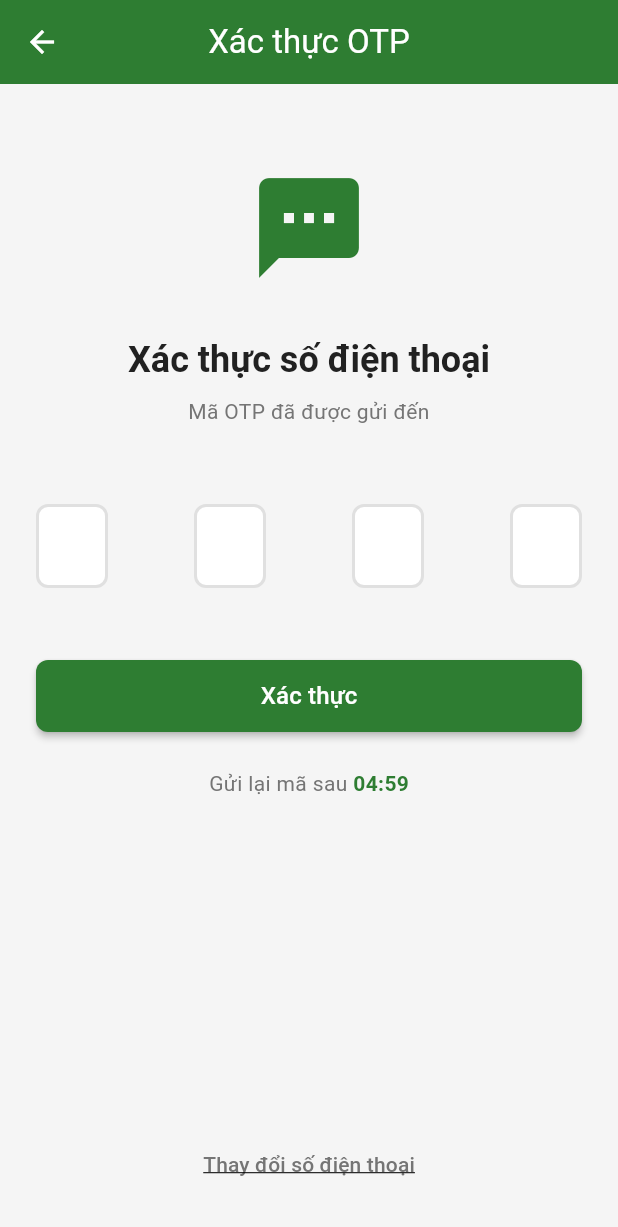
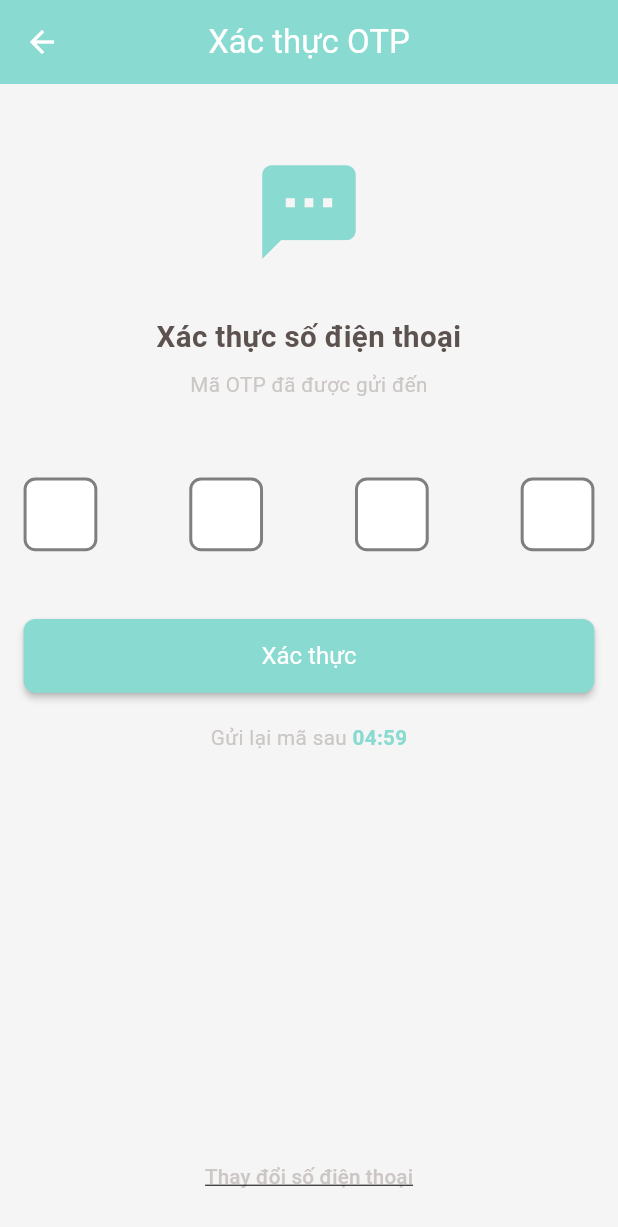
Before and after one commit to truongkien03/drive_app, a Flutter app: the OTPVerificationScreen screen opened directly with empty values, on a phone screen of 412 x 824 dp. Shown: the top 1227 px of the screen. Run offline on Flutter 3.47's test engine with Material 3 defaults, Android fonts, the light colour scheme and no system bars; drawn by our look-alikes of pin_code_fields; our stand-ins replace country_code_picker, firebase_core, firebase_database, firebase_messaging, firebase_storage, flutter_local_notifications and 6 more; missing offline and left inert: flutter_background_service, flutter_background_service_android; accounts and stored records are empty.

Commit message:
1111111111111

```diff
--- a/lib/screens/auth/otp_verification_screen.dart
+++ b/lib/screens/auth/otp_verification_screen.dart
@@ -3,7 +3,8 @@ import 'package:flutter/material.dart';
 import 'package:pin_code_fields/pin_code_fields.dart';
 import 'package:provider/provider.dart';
 import '../../providers/auth_provider.dart';
-import '../../utils/app_theme.dart';
+import '../../utils/app_color.dart';
+import '../../utils/dimension.dart';
 import '../../config/app_config.dart';
 import '../home/home_screen.dart';
 
@@ -99,9 +100,9 @@ class _OTPVerificationScreenState extends State<OTPVerificationScreen> {
     if (success) {
       _startTimer();
       ScaffoldMessenger.of(context).showSnackBar(
-        const SnackBar(
+        SnackBar(
           content: Text('Mã OTP đã được gửi lại'),
-          backgroundColor: AppColors.primary,
+          backgroundColor: AppColor.primary,
         ),
       );
     } else {
@@ -135,11 +136,12 @@ class _OTPVerificationScreenState extends State<OTPVerificationScreen> {
   Widget build(BuildContext context) {
     return Scaffold(
       appBar: AppBar(
+        backgroundColor: AppColor.primary,
         title: const Text('Xác thực OTP'),
       ),
       body: SafeArea(
         child: Padding(
-          padding: const EdgeInsets.all(24.0),
+          padding: EdgeInsets.all(Dimension.width16),
           child: Column(
             crossAxisAlignment: CrossAxisAlignment.stretch,
             children: [
@@ -148,17 +150,18 @@ class _OTPVerificationScreenState extends State<OTPVerificationScreen> {
               // Icon
               Icon(
                 Icons.sms,
-                size: 80,
-                color: AppColors.primary,
+                size: Dimension.icon48 * 1.6,
+                color: AppColor.primary,
               ),
 
               const SizedBox(height: 32),
 
               Text(
                 'Xác thực số điện thoại',
-                style: Theme.of(context).textTheme.headlineSmall?.copyWith(
+                style: TextStyle(
                   fontWeight: FontWeight.bold,
-                      color: AppColors.textPrimary,
+                  color: AppColor.textPrimary,
+                  fontSize: Dimension.font_size20,
                 ),
                 textAlign: TextAlign.center,
               ),
@@ -167,8 +170,9 @@ class _OTPVerificationScreenState extends State<OTPVerificationScreen> {
 
               Text(
                 'Mã OTP đã được gửi đến\n${widget.phoneNumber}',
-                style: Theme.of(context).textTheme.bodyMedium?.copyWith(
-                      color: AppColors.textSecondary,
+                style: TextStyle(
+                  color: AppColor.textColor,
+                  fontSize: Dimension.font_size14,
                 ),
                 textAlign: TextAlign.center,
               ),
@@ -184,15 +188,15 @@ class _OTPVerificationScreenState extends State<OTPVerificationScreen> {
                 animationType: AnimationType.fade,
                 pinTheme: PinTheme(
                   shape: PinCodeFieldShape.box,
-                  borderRadius: BorderRadius.circular(8),
-                  fieldHeight: 56,
-                  fieldWidth: 48,
+                  borderRadius: BorderRadius.circular(Dimension.radius8),
+                  fieldHeight: Dimension.height50,
+                  fieldWidth: Dimension.width50,
                   activeFillColor: Colors.white,
                   inactiveFillColor: Colors.white,
                   selectedFillColor: Colors.white,
-                  activeColor: AppColors.primary,
-                  inactiveColor: AppColors.border,
-                  selectedColor: AppColors.primary,
+                  activeColor: AppColor.primary,
+                  inactiveColor: AppColor.backgroundColor,
+                  selectedColor: AppColor.primary,
                 ),
                 enableActiveFill: true,
                 onCompleted: (value) {
@@ -203,16 +207,21 @@ class _OTPVerificationScreenState extends State<OTPVerificationScreen> {
                 },
               ),
 
-              const SizedBox(height: 32),
+              SizedBox(height: Dimension.height30),
 
               // Verify button
               Consumer<AuthProvider>(
                 builder: (context, authProvider, child) {
                   return SizedBox(
                     width: double.infinity,
-                    height: 48,
+                    height: Dimension.height50,
                     child: ElevatedButton(
                       onPressed: authProvider.isLoading ? null : _verifyOTP,
+                      style: ElevatedButton.styleFrom(
+                        backgroundColor: AppColor.primary,
+                        foregroundColor: Colors.white,
+                        textStyle: TextStyle(fontSize: 16),
+                      ),
                       child: authProvider.isLoading
                           ? const SizedBox(
                               height: 20,
@@ -225,14 +234,14 @@ class _OTPVerificationScreenState extends State<OTPVerificationScreen> {
                             )
                           : const Text(
                               'Xác thực',
-                              style: TextStyle(fontSize: 16),
+                              style: TextStyle(fontSize: 16, color: Colors.white),
                             ),
                     ),
                   );
                 },
               ),
 
-              const SizedBox(height: 24),
+              SizedBox(height: Dimension.height20),
 
               // Timer and resend
               Row(
@@ -241,22 +250,25 @@ class _OTPVerificationScreenState extends State<OTPVerificationScreen> {
                   if (!_canResend) ...[
                     Text(
                       'Gửi lại mã sau ',
-                      style: Theme.of(context).textTheme.bodyMedium?.copyWith(
-                            color: AppColors.textSecondary,
+                      style: TextStyle(
+                        color: AppColor.textColor,
+                        fontSize: Dimension.font_size14,
                       ),
                     ),
                     Text(
                       _formatTime(_secondsRemaining),
-                      style: Theme.of(context).textTheme.bodyMedium?.copyWith(
-                            color: AppColors.primary,
+                      style: TextStyle(
+                        color: AppColor.primary,
                         fontWeight: FontWeight.bold,
+                        fontSize: Dimension.font_size14,
                       ),
                     ),
                   ] else ...[
                     Text(
                       'Không nhận được mã? ',
-                      style: Theme.of(context).textTheme.bodyMedium?.copyWith(
-                            color: AppColors.textSecondary,
+                      style: TextStyle(
+                        color: AppColor.textColor,
+                        fontSize: Dimension.font_size14,
                       ),
                     ),
                     Consumer<AuthProvider>(
@@ -285,8 +297,9 @@ class _OTPVerificationScreenState extends State<OTPVerificationScreen> {
                   child: Text(
                     'Thay đổi số điện thoại',
                     style: TextStyle(
-                      color: AppColors.textSecondary,
+                      color: AppColor.textColor,
                       decoration: TextDecoration.underline,
+                      fontSize: Dimension.font_size14,
                     ),
                   ),
                 ),
--- a/lib/screens/home/drawer_menu.dart
+++ b/lib/screens/home/drawer_menu.dart
@@ -85,7 +85,7 @@ class DrawerMenu extends StatelessWidget {
                           SizedBox(height: Dimension.height12),
                           // Name
                           Text(
-                            authProvider.driver?.name ?? 'Trương Xuân Kiên',
+                            authProvider.driver?.name ?? '',
                             style: TextStyle(
                               color: AppColor.textPrimary,
                               fontSize: Dimension.font_size16,
--- a/lib/screens/home/orders_screen.dart
+++ b/lib/screens/home/orders_screen.dart
@@ -172,7 +172,7 @@ class _OrdersScreenState extends State<OrdersScreen> with SingleTickerProviderSt
   Color _statusColor(int statusCode) {
     switch (statusCode) {
       case 2:
-        return AppColor.primary;
+        return Colors.white;
       case 3:
         return Colors.orange;
       case 4:
@@ -180,7 +180,7 @@ class _OrdersScreenState extends State<OrdersScreen> with SingleTickerProviderSt
       case 5:
         return Colors.red;
       default:
-        return AppColor.textPrimary;
+        return Colors.white;
     }
   }
 
@@ -1133,7 +1133,7 @@ class _OrdersScreenState extends State<OrdersScreen> with SingleTickerProviderSt
           foregroundColor: Colors.white,
           bottom: TabBar(
             controller: _tabController,
-            labelColor: AppColor.primary,
+            labelColor: Colors.white,
             unselectedLabelColor: Colors.grey,
             indicatorColor: AppColor.primary,
             tabs: _tabs.map((tab) {
```
Also changed, not shown: lib/screens/home/home_screen.dart (+5 -4 lines), lib/widgets/new_order_dialog.dart (+32 -0 lines), 10 other files. Lines whose indentation alone changed are shown as unchanged.
